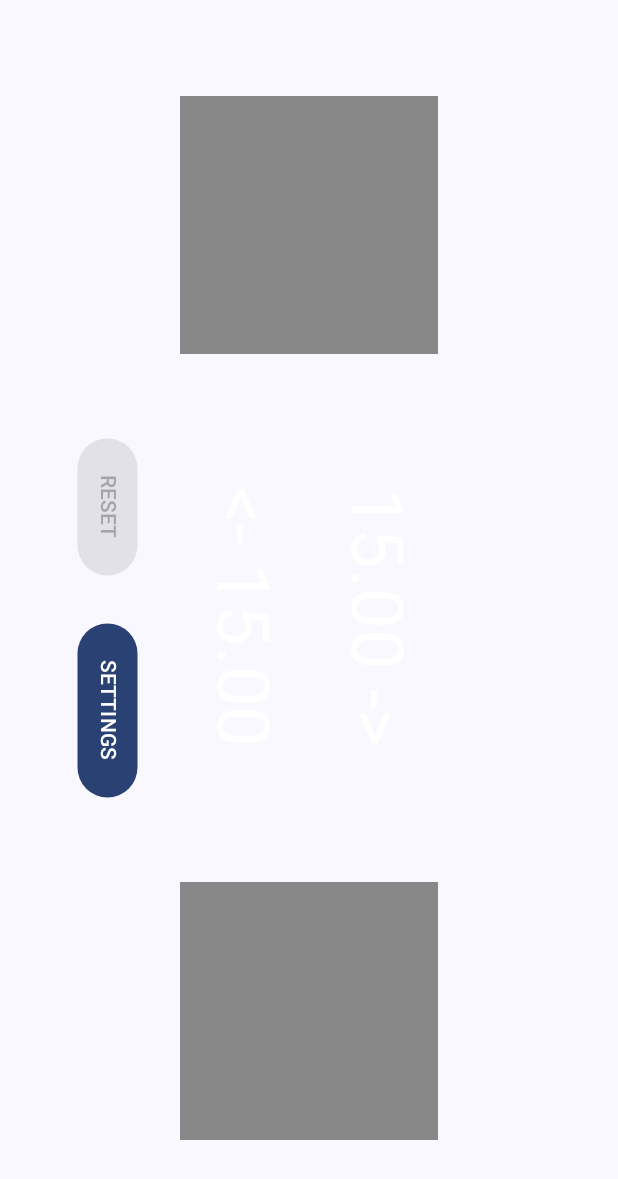
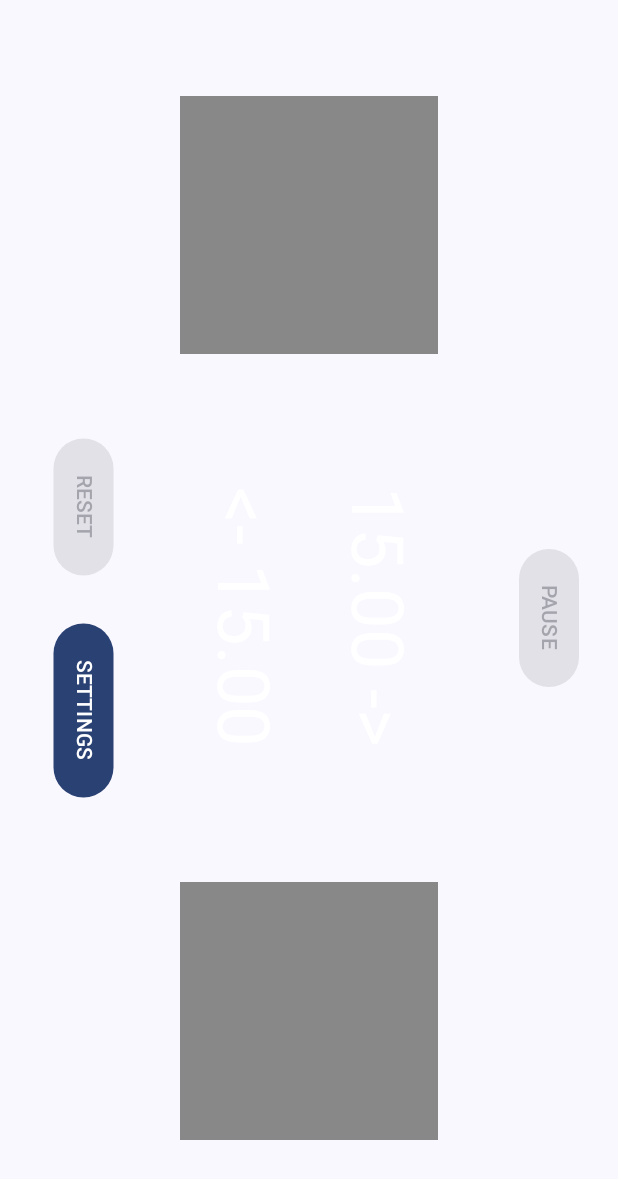
Before and after one commit to spikest3r/ChessTimer, an Android app built with Jetpack Compose: the screen it shows after launch (MainActivity), on a phone screen of 412 x 824 dp. Shown: the top 1179 px of the screen. Run offline under Robolectric (Android 15) with nearby library versions, the phone set to English and light mode, and no system bars.

Commit message:
added pause

```diff
--- a/app/src/main/java/com/example/chesstimer/MainActivity.kt
+++ b/app/src/main/java/com/example/chesstimer/MainActivity.kt
@@ -70,6 +70,7 @@ class MainActivity : ComponentActivity() {
         var white by remember { mutableStateOf(false) }
         var black by remember { mutableStateOf(false) }
         var started by remember { mutableStateOf(false) }
+        var runTimers by remember {mutableStateOf(true)}
         var whiteTime by remember { mutableStateOf(Time(15,0)) }
         var blackTime by remember { mutableStateOf(Time(15,0)) }
         var ogTime by remember {mutableStateOf(Time(15,0))}
@@ -78,6 +79,9 @@ class MainActivity : ComponentActivity() {
         var isSettings by remember {mutableStateOf(false)}
         var increment by remember {mutableStateOf(0)}
 
+        var whiteIncrement by remember {mutableStateOf(false)}
+        var blackIncrement by remember {mutableStateOf(false)}
+
         val func: (Boolean, Boolean) -> Unit = {w,b -> white = w; black = b}
         val setStart: (Boolean) -> Unit = {s -> started = s}
         val timeToString: (Time) -> String = {t -> "%02d.%02d".format(t.minutes,t.seconds)}
@@ -85,10 +89,13 @@ class MainActivity : ComponentActivity() {
         val reset: () -> Unit = {
             func(false, false)
             setStart(false)
+            whiteIncrement = false
+            blackIncrement = false
             whiteTime = ogTime
             blackTime = ogTime
             whiteMillis = 0
             blackMillis = 0
+            runTimers = true
         }
 
         var customMinute by remember{mutableStateOf("")}
@@ -102,8 +109,7 @@ class MainActivity : ComponentActivity() {
         }
 
         //white timer
-        var whiteIncrement by remember {mutableStateOf(false)}
-        LaunchedEffect(white) {
+        LaunchedEffect(white, runTimers) {
             if(white) {
                 if (!whiteIncrement) {
                     whiteIncrement = true
@@ -120,6 +126,7 @@ class MainActivity : ComponentActivity() {
                 }
             }
             while(white){
+                if(!runTimers) break
                 delay(100)
                 whiteMillis-=100
                 if(whiteMillis <= 0) {
@@ -140,8 +147,7 @@ class MainActivity : ComponentActivity() {
         }
 
         //black timer
-        var blackIncrement by remember {mutableStateOf(false)}
-        LaunchedEffect(black) {
+        LaunchedEffect(black, runTimers) {
             if(black) {
                 if (!blackIncrement) {
                     blackIncrement = true
@@ -160,6 +166,7 @@ class MainActivity : ComponentActivity() {
                 }
             }
             while(black){
+                if(!runTimers) break
                 delay(100)
                 blackMillis-=100
                 if(blackMillis <= 0) {
@@ -183,8 +190,8 @@ class MainActivity : ComponentActivity() {
             Box(
                 modifier = Modifier.fillMaxSize()
             ) {
-                SideSwitch(Modifier.align(Alignment.TopCenter), white, white, black, func, 0, setStart)
-                SideSwitch(Modifier.align(Alignment.BottomCenter), black, white, black, func, 1, setStart)
+                SideSwitch(Modifier.align(Alignment.TopCenter), white, white, black, func, 0, setStart, runTimers)
+                SideSwitch(Modifier.align(Alignment.BottomCenter), black, white, black, func, 1, setStart, runTimers)
                 Column(modifier = Modifier.align(Alignment.Center).rotate(90F)) {
                     Text(
                         timeToString(whiteTime) + " ->",
@@ -198,17 +205,19 @@ class MainActivity : ComponentActivity() {
                         color = if (black) Color.Magenta else Color.White
                     )
                 }
-                Row(modifier = Modifier.rotate(90F).align(Alignment.CenterStart).offset(y = 48.dp)/*.padding(16.dp)*/) {
+                Button(modifier = Modifier.rotate(90F).align(Alignment.CenterEnd), onClick = {
+                    runTimers = !runTimers
+                    whiteIncrement = !runTimers
+                    blackIncrement = !runTimers
+                }, enabled = started) {
+                    Text(if(runTimers) "PAUSE" else "RESUME")
+                }
+                Row(modifier = Modifier.rotate(90F).align(Alignment.CenterStart).offset(y = 64.dp)/*.padding(16.dp)*/) {
                     Button(onClick = {
                         reset()
                     }, enabled = started) {
                         Text("RESET")
                     }
-                    // TODO: Make pause feature
-//                Spacer(Modifier.width(32.dp))
-//                Button(onClick = {}, enabled = started) {
-//                    Text("PAUSE")
-//                }
                     Spacer(Modifier.width(32.dp))
                     Button(onClick = {
                         isSettings = true
@@ -218,7 +227,7 @@ class MainActivity : ComponentActivity() {
                 }
             }
         } else {
-            val abd: () -> Unit = {isSettings = false}
+            val aba: () -> Unit = {isSettings = false}
             Box(
                 modifier = Modifier.fillMaxSize()
             ) {
@@ -229,24 +238,24 @@ class MainActivity : ComponentActivity() {
                     Text("Go back")
                 }
                 Column(modifier = Modifier.align(Alignment.Center), horizontalAlignment = Alignment.CenterHorizontally) {
-                    SettingsTimeRow("Bullet", setTime, abd, arrayOf(
+                    SettingsTimeRow("Bullet", setTime, aba, arrayOf(
                         makeTs("1|0"),
                         makeTs("1|1"),
                         makeTs("2|1")
                     ))
-                    SettingsTimeRow("Blitz", setTime, abd, arrayOf(
+                    SettingsTimeRow("Blitz", setTime, aba, arrayOf(
                         makeTs("3|0"),
                         makeTs("3|2"),
                         makeTs("5|0"),
                         makeTs("5|3")
                     ))
-                    SettingsTimeRow("Rapid", setTime, abd, arrayOf(
+                    SettingsTimeRow("Rapid", setTime, aba, arrayOf(
                         makeTs("10|0"),
                         makeTs("10|10"),
                         makeTs("15|0"),
                         makeTs("20|0"),
                     ))
-                    SettingsTimeRow("Classical", setTime, abd, arrayOf(
+                    SettingsTimeRow("Classical", setTime, aba, arrayOf(
                         makeTs("30|0"),
                         makeTs("40|0"),
                         makeTs("60|0")
@@ -278,7 +287,7 @@ class MainActivity : ComponentActivity() {
                         Spacer(Modifier.width(16.dp))
                         Button(onClick = {
                             setTime(Time(customMinute.toInt(),0), customInc.toInt())
-                            abd()
+                            aba()
                         }) {
                             Text("Set custom")
                         }
@@ -306,7 +315,7 @@ class MainActivity : ComponentActivity() {
 
     @Composable
     fun SideSwitch(modifier: Modifier, myState: Boolean, white: Boolean, black: Boolean, stateChange: (Boolean, Boolean) -> Unit,
-                   id: Int, setStarted: (Boolean) -> Unit) {
+                   id: Int, setStarted: (Boolean) -> Unit, runTimers: Boolean) {
         Button(
             modifier = modifier
                 .width(300.dp)
@@ -320,12 +329,14 @@ class MainActivity : ComponentActivity() {
                 Color.White
             ),
             onClick = {
-                if(!white && !black) {
-                    stateChange(id == 0, id == 1)
-                    setStarted(true)
-                } else
-                if (!myState) {
-                    stateChange(black, white)
+                if(runTimers) {
+                    if (!white && !black) {
+                        stateChange(id == 0, id == 1)
+                        setStarted(true)
+                    } else
+                        if (!myState) {
+                            stateChange(black, white)
+                        }
                 }
             }) {}
     }
```
Also changed, not shown: 1 other file.
